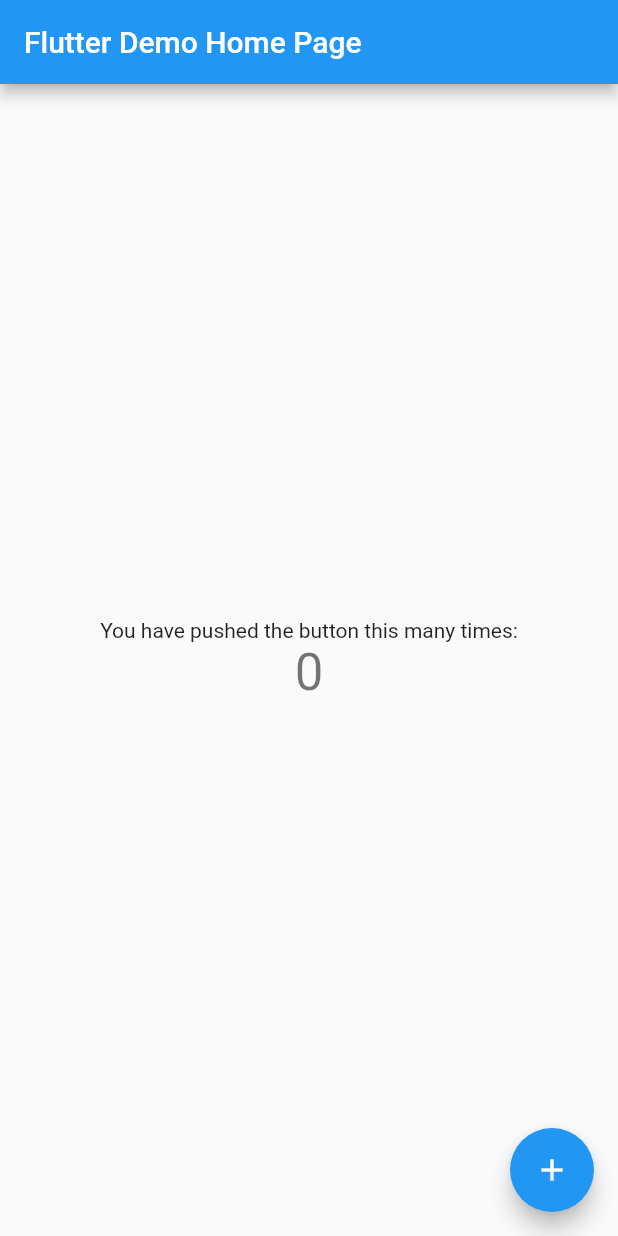
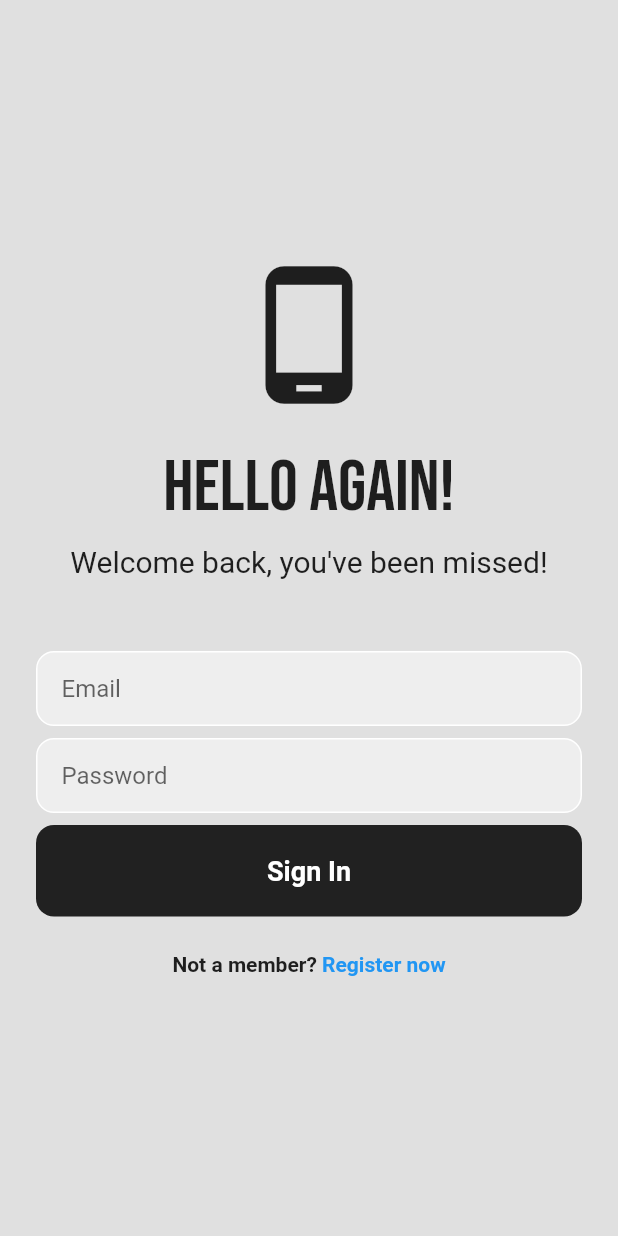
Before and after one commit to shakalsky/firebase_practice, a Flutter app: the screen it shows after launch, on a phone screen of 412 x 824 dp. Run offline on Flutter 3.47's test engine with Material 2 defaults, Android fonts, the phone set to English and light mode, and no system bars; our stand-ins replace firebase_core, google_fonts; accounts and stored records are empty.

Commit message:
login screen front, fb connected

```diff
--- a/firebase_practice/lib/main.dart
+++ b/firebase_practice/lib/main.dart
@@ -1,115 +1,13 @@
+import 'package:firebase_core/firebase_core.dart';
+import 'package:firebase_practice/presentation/app.dart';
 import 'package:flutter/material.dart';
 
-void main() {
-  runApp(const MyApp());
+void main() async {
+  WidgetsFlutterBinding.ensureInitialized();
+
+  await Firebase.initializeApp();
+
+  runApp(
+    const MyApp(),
+  );
 }
-
-class MyApp extends StatelessWidget {
-  const MyApp({super.key});
-
-  // This widget is the root of your application.
-  @override
-  Widget build(BuildContext context) {
-    return MaterialApp(
-      title: 'Flutter Demo',
-      theme: ThemeData(
-        // This is the theme of your application.
-        //
-        // Try running your application with "flutter run". You'll see the
-        // application has a blue toolbar. Then, without quitting the app, try
-        // changing the primarySwatch below to Colors.green and then invoke
-        // "hot reload" (press "r" in the console where you ran "flutter run",
-        // or simply save your changes to "hot reload" in a Flutter IDE).
-        // Notice that the counter didn't reset back to zero; the application
-        // is not restarted.
-        primarySwatch: Colors.blue,
-      ),
-      home: const MyHomePage(title: 'Flutter Demo Home Page'),
-    );
-  }
-}
-
-class MyHomePage extends StatefulWidget {
-  const MyHomePage({super.key, required this.title});
-
-  // This widget is the home page of your application. It is stateful, meaning
-  // that it has a State object (defined below) that contains fields that affect
-  // how it looks.
-
-  // This class is the configuration for the state. It holds the values (in this
-  // case the title) provided by the parent (in this case the App widget) and
-  // used by the build method of the State. Fields in a Widget subclass are
-  // always marked "final".
-
-  final String title;
-
-  @override
-  State<MyHomePage> createState() => _MyHomePageState();
-}
-
-class _MyHomePageState extends State<MyHomePage> {
-  int _counter = 0;
-
-  void _incrementCounter() {
-    setState(() {
-      // This call to setState tells the Flutter framework that something has
-      // changed in this State, which causes it to rerun the build method below
-      // so that the display can reflect the updated values. If we changed
-      // _counter without calling setState(), then the build method would not be
-      // called again, and so nothing would appear to happen.
-      _counter++;
-    });
-  }
-
-  @override
-  Widget build(BuildContext context) {
-    // This method is rerun every time setState is called, for instance as done
-    // by the _incrementCounter method above.
-    //
-    // The Flutter framework has been optimized to make rerunning build methods
-    // fast, so that you can just rebuild anything that needs updating rather
-    // than having to individually change instances of widgets.
-    return Scaffold(
-      appBar: AppBar(
-        // Here we take the value from the MyHomePage object that was created by
-        // the App.build method, and use it to set our appbar title.
-        title: Text(widget.title),
-      ),
-      body: Center(
-        // Center is a layout widget. It takes a single child and positions it
-        // in the middle of the parent.
-        child: Column(
-          // Column is also a layout widget. It takes a list of children and
-          // arranges them vertically. By default, it sizes itself to fit its
-          // children horizontally, and tries to be as tall as its parent.
-          //
-          // Invoke "debug painting" (press "p" in the console, choose the
-          // "Toggle Debug Paint" action from the Flutter Inspector in Android
-          // Studio, or the "Toggle Debug Paint" command in Visual Studio Code)
-          // to see the wireframe for each widget.
-          //
-          // Column has various properties to control how it sizes itself and
-          // how it positions its children. Here we use mainAxisAlignment to
-          // center the children vertically; the main axis here is the vertical
-          // axis because Columns are vertical (the cross axis would be
-          // horizontal).
-          mainAxisAlignment: MainAxisAlignment.center,
-          children: <Widget>[
-            const Text(
-              'You have pushed the button this many times:',
-            ),
-            Text(
-              '$_counter',
-              style: Theme.of(context).textTheme.headline4,
-            ),
-          ],
-        ),
-      ),
-      floatingActionButton: FloatingActionButton(
-        onPressed: _incrementCounter,
-        tooltip: 'Increment',
-        child: const Icon(Icons.add),
-      ), // This trailing comma makes auto-formatting nicer for build methods.
-    );
-  }
-}
--- /dev/null
+++ b/firebase_practice/lib/presentation/app.dart
@@ -0,0 +1,14 @@
+import 'package:firebase_practice/presentation/pages/authorization/login_page.dart';
+import 'package:flutter/material.dart';
+
+class MyApp extends StatelessWidget {
+  const MyApp({super.key});
+
+  @override
+  Widget build(BuildContext context) {
+    return const MaterialApp(
+      debugShowCheckedModeBanner: false,
+      home: LoginPage(),
+    );
+  }
+}
--- /dev/null
+++ b/firebase_practice/lib/presentation/pages/authorization/login_page.dart
@@ -0,0 +1,145 @@
+import 'package:flutter/material.dart';
+import 'package:google_fonts/google_fonts.dart';
+
+class LoginPage extends StatefulWidget {
+  const LoginPage({super.key});
+
+  @override
+  State<LoginPage> createState() => _LoginPageState();
+}
+
+class _LoginPageState extends State<LoginPage> {
+  @override
+  Widget build(BuildContext context) {
+    return Scaffold(
+      backgroundColor: Colors.grey[300],
+      body: SafeArea(
+        child: Center(
+          child: SingleChildScrollView(
+            child: Padding(
+              padding: const EdgeInsets.symmetric(vertical: 24.0),
+              child: Column(
+                mainAxisAlignment: MainAxisAlignment.center,
+                children: [
+                  const Icon(
+                    Icons.phone_android,
+                    size: 100.0,
+                  ),
+                  const SizedBox(
+                    height: 24.0,
+                  ),
+                  Text(
+                    'Hello again!',
+                    style: GoogleFonts.bebasNeue(fontSize: 48.0),
+                  ),
+                  const SizedBox(
+                    height: 8.0,
+                  ),
+                  const Text(
+                    'Welcome back, you\'ve been missed!',
+                    style: TextStyle(
+                      fontSize: 20.0,
+                    ),
+                  ),
+                  const SizedBox(
+                    height: 48.0,
+                  ),
+                  Padding(
+                    padding: const EdgeInsets.symmetric(horizontal: 24.0),
+                    child: Container(
+                      decoration: BoxDecoration(
+                        color: Colors.grey[200],
+                        border: Border.all(
+                          color: Colors.white,
+                        ),
+                        borderRadius: BorderRadius.circular(12.0),
+                      ),
+                      child: const Padding(
+                        padding: EdgeInsets.only(left: 16.0),
+                        child: TextField(
+                          decoration: InputDecoration(
+                            border: InputBorder.none,
+                            hintText: 'Email',
+                          ),
+                        ),
+                      ),
+                    ),
+                  ),
+                  const SizedBox(
+                    height: 8.0,
+                  ),
+                  Padding(
+                    padding: const EdgeInsets.symmetric(horizontal: 24.0),
+                    child: Container(
+                      decoration: BoxDecoration(
+                        color: Colors.grey[200],
+                        border: Border.all(
+                          color: Colors.white,
+                        ),
+                        borderRadius: BorderRadius.circular(12.0),
+                      ),
+                      child: const Padding(
+                        padding: EdgeInsets.only(left: 16.0),
+                        child: TextField(
+                          obscureText: true,
+                          decoration: InputDecoration(
+                            border: InputBorder.none,
+                            hintText: 'Password',
+                          ),
+                        ),
+                      ),
+                    ),
+                  ),
+                  const SizedBox(
+                    height: 8.0,
+                  ),
+                  Padding(
+                    padding: const EdgeInsets.symmetric(horizontal: 24.0),
+                    child: Container(
+                      padding: const EdgeInsets.all(20.0),
+                      decoration: BoxDecoration(
+                        color: Colors.grey[900],
+                        borderRadius: BorderRadius.circular(12.0),
+                      ),
+                      child: const Center(
+                        child: Text(
+                          'Sign In',
+                          style: TextStyle(
+                            color: Colors.white,
+                            fontWeight: FontWeight.bold,
+                            fontSize: 18.0,
+                          ),
+                        ),
+                      ),
+                    ),
+                  ),
+                  const SizedBox(
+                    height: 24.0,
+                  ),
+                  Row(
+                    mainAxisAlignment: MainAxisAlignment.center,
+                    children: const [
+                      Text(
+                        'Not a member?',
+                        style: TextStyle(
+                          fontWeight: FontWeight.bold,
+                        ),
+                      ),
+                      Text(
+                        ' Register now',
+                        style: TextStyle(
+                          color: Colors.blue,
+                          fontWeight: FontWeight.bold,
+                        ),
+                      )
+                    ],
+                  )
+                ],
+              ),
+            ),
+          ),
+        ),
+      ),
+    );
+  }
+}
```
Also changed, not shown: firebase_practice/pubspec.yaml (+8 -66 lines), firebase_practice/lib/presentation/pages/authorization/authorization_block.dart (added), firebase_practice/lib/presentation/pages/authorization/authorization_state.dart (added), firebase_practice/lib/presentation/pages/authorization/registration_page.dart (added), firebase_practice/pubspec.lock, 7 other files.
